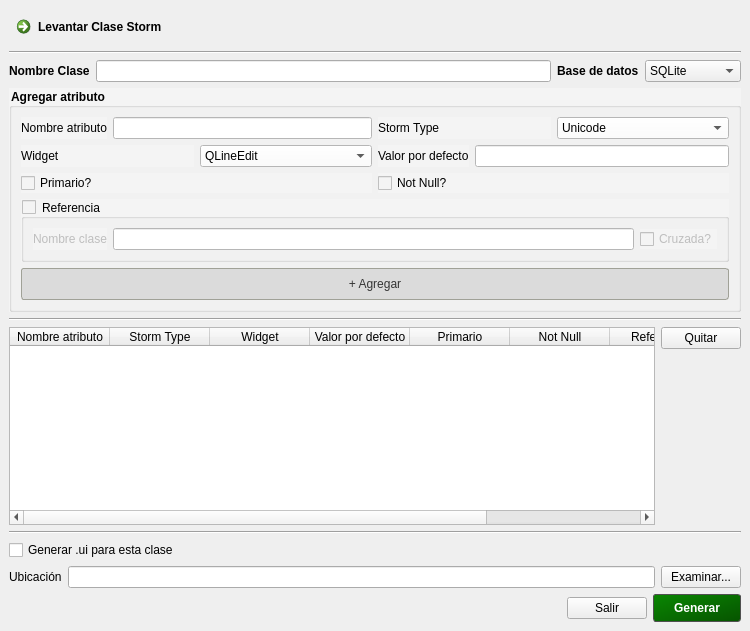
Old version of the form gui/storm_gui_maker.ui in the repository jonathanferreyra/Plasta-GUI-Maker.
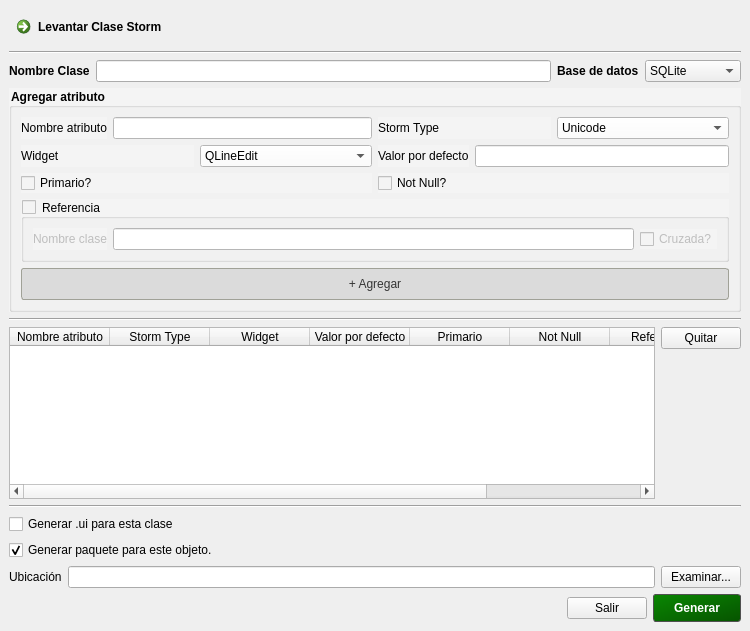
New version of the form.

Commit message: agregado funcionalidad: generar paquete de clase, clase storm

What changed in the file:
```diff
--- a/gui/storm_gui_maker.ui
+++ b/gui/storm_gui_maker.ui
@@ -515,6 +515,16 @@
       </property>
      </widget>
     </item>
+    <item>
+     <widget class="QCheckBox" name="chkGenerarPaquete">
+      <property name="text">
+       <string>Generar paquete para este objeto.</string>
+      </property>
+      <property name="checked">
+       <bool>true</bool>
+      </property>
+     </widget>
+    </item>
     <item>
      <layout class="QHBoxLayout" name="horizontalLayout_7">
       <item>
```
Left out of the diff: 20 changed lines with no effect on the pictures. The commit also changes 3 other files.
